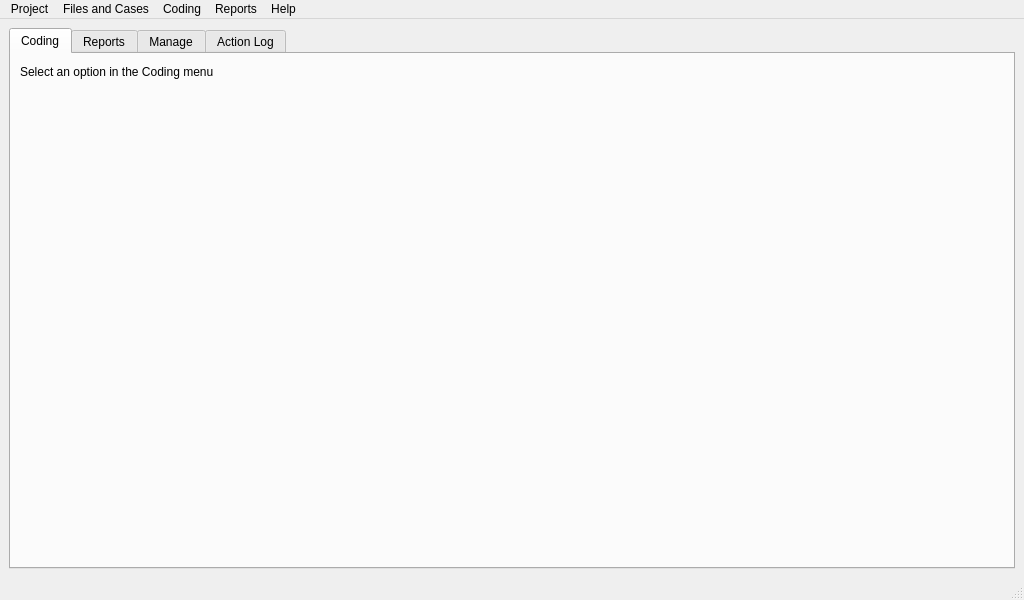
First picture: the form in GUI_UIs/ui_main.ui, repository ccbogel/QualCoder, before the edit.
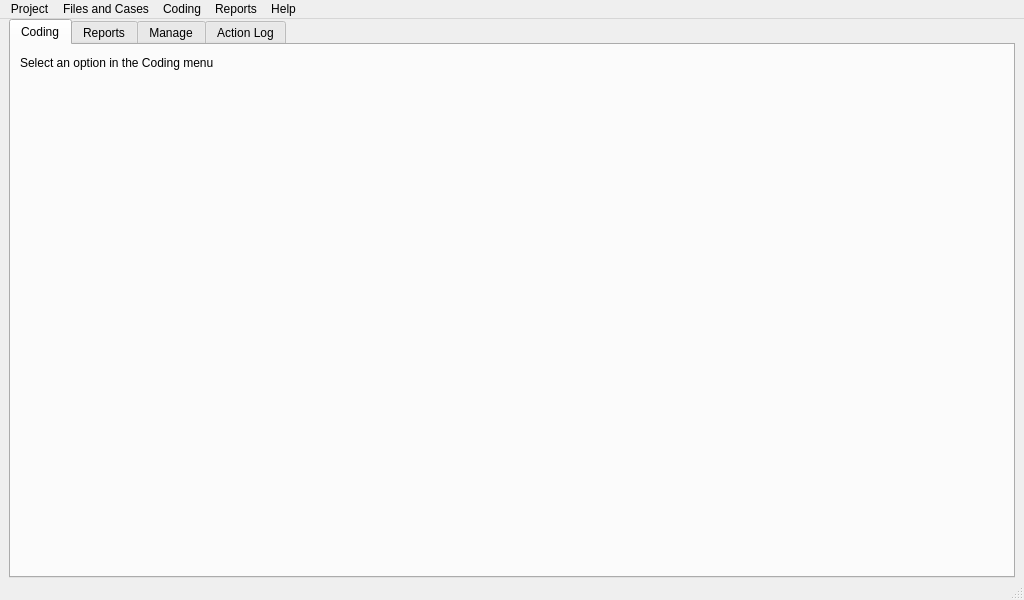
Second picture: the form after the edit.

Commit message: extend vertical area for tabbed widget

```diff
--- a/GUI_UIs/ui_main.ui
+++ b/GUI_UIs/ui_main.ui
@@ -15,6 +15,12 @@
   </property>
   <widget class="QWidget" name="centralwidget">
    <layout class="QGridLayout" name="gridLayout">
+    <property name="topMargin">
+     <number>0</number>
+    </property>
+    <property name="bottomMargin">
+     <number>0</number>
+    </property>
     <item row="0" column="0">
      <widget class="QTabWidget" name="tabWidget">
       <property name="currentIndex">
```
